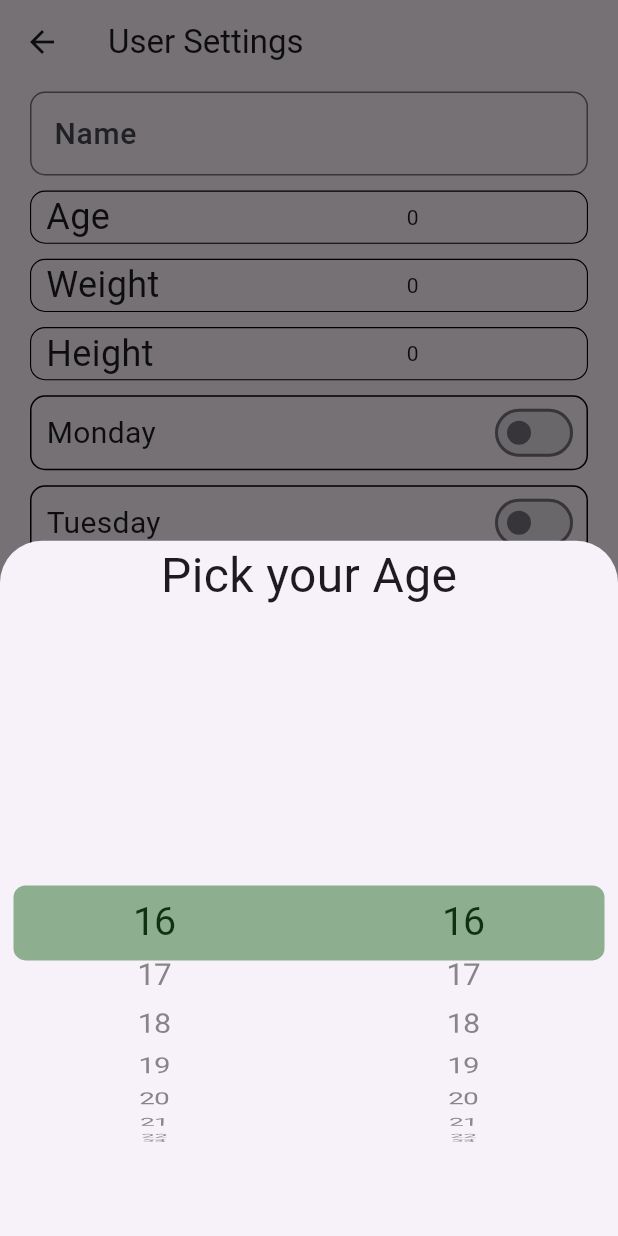
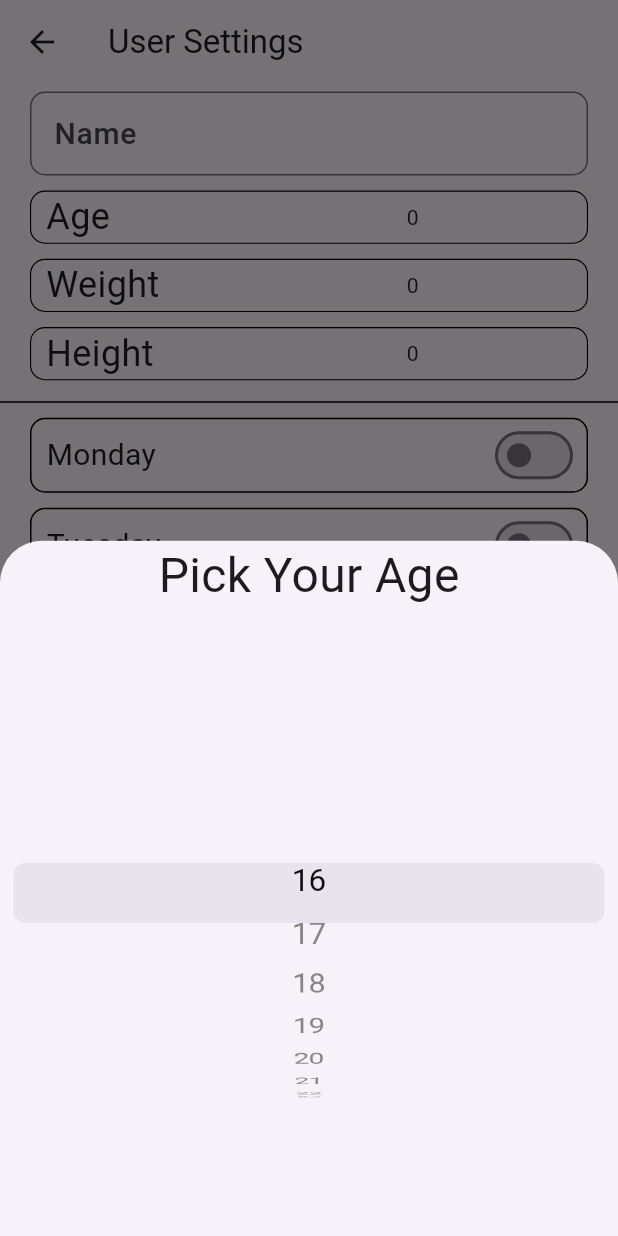
Before and after one commit to MHaroonirfan/GymPartner, a Flutter app: the FormScreen screen opened directly, after a tap on an icon or button, on a phone screen of 412 x 824 dp. Run offline on Flutter 3.47's test engine with Material 3 defaults, Android fonts, the phone set to English and light mode, and no system bars; our stand-ins replace fl_chart, sqflite; accounts and stored records are empty.

Commit message:
Update form UI and mange minor issues

```diff
--- a/lib/form_screen.dart
+++ b/lib/form_screen.dart
@@ -67,8 +67,7 @@ class _FormScreenState extends State<FormScreen> {
                 Expanded(
                     child: GestureDetector(
                         onTap: () {
-                          print("object");
-                          _showPicker();
+                          _showAgePicker();
                         },
                         child: Text(age.toString())))
               ],
@@ -94,8 +93,7 @@ class _FormScreenState extends State<FormScreen> {
                 Expanded(
                     child: GestureDetector(
                         onTap: () {
-                          print("object");
-                          _showPicker();
+                          _showWeightPicker();
                         },
                         child: Text(age.toString())))
               ],
@@ -121,8 +119,7 @@ class _FormScreenState extends State<FormScreen> {
                 Expanded(
                     child: GestureDetector(
                         onTap: () {
-                          print("object");
-                          _showPicker();
+                          _showHeightPicker();
                         },
                         child: Text(age.toString())))
               ],
@@ -131,6 +128,13 @@ class _FormScreenState extends State<FormScreen> {
                 border: Border.all(width: 0.75),
                 borderRadius: BorderRadius.circular(10)),
           )),
+      Container(
+        height: 10,
+        decoration: BoxDecoration(border: Border(bottom: BorderSide())),
+      ),
+      SizedBox(
+        height: 5,
+      ),
       Column(children: getFormDays())
     ];
   }
@@ -161,21 +165,91 @@ class _FormScreenState extends State<FormScreen> {
                     days[i],
                     style: const TextStyle(fontSize: 20),
                   )),
-                  Switch.adaptive(value: false, onChanged: (s) => {})
+                  Switch(value: false, onChanged: (s) => {})
                 ],
               ))));
     }
     return result;
   }
 
-  void _showPicker() {
+  void _showAgePicker() {
+    showModalBottomSheet(
+        context: context,
+        builder: (context) {
+          return Column(
+            children: [
+              Center(
+                child: Text(
+                  "Pick Your Age",
+                  style: TextStyle(fontSize: 32),
+                ),
+              ),
+              Expanded(
+                  child: CupertinoPicker(
+                      itemExtent: 40,
+                      onSelectedItemChanged: (index) => {},
+                      children: List<Widget>.generate(ageList.length,
+                          (index) => Text(ageList[index].toString())))),
+              SizedBox(height: 40)
+            ],
+          );
+        });
+  }
+
+  void _showWeightPicker() {
     showModalBottomSheet(
         context: context,
         builder: (context) {
           return Column(children: [
             Center(
               child: Text(
-                "Pick your Age",
+                "Pick your Weight",
+                style: TextStyle(fontSize: 32),
+              ),
+            ),
+            Expanded(
+                child: Row(children: [
+              Expanded(
+                  child: CupertinoPicker(
+                      selectionOverlay: CupertinoPickerDefaultSelectionOverlay(
+                        background: const Color.fromARGB(125, 31, 105, 32),
+                        capEndEdge: false,
+                      ),
+                      itemExtent: 40,
+                      magnification: 1.25,
+                      onSelectedItemChanged: (index) => {},
+                      children: List<Widget>.generate(ageList.length, (index) {
+                        return Center(
+                          child: Text(ageList[index].toString()),
+                        );
+                      }))),
+              Expanded(
+                  child: CupertinoPicker(
+                      selectionOverlay: CupertinoPickerDefaultSelectionOverlay(
+                        background: const Color.fromARGB(125, 31, 105, 32),
+                        capStartEdge: false,
+                      ),
+                      itemExtent: 40,
+                      magnification: 1.25,
+                      onSelectedItemChanged: (index) => {},
+                      children: List<Widget>.generate(ageList.length, (index) {
+                        return Center(
+                          child: Text(ageList[index].toString()),
+                        );
+                      })))
+            ])),
+          ]);
+        });
+  }
+
+  void _showHeightPicker() {
+    showModalBottomSheet(
+        context: context,
+        builder: (context) {
+          return Column(children: [
+            Center(
+              child: Text(
+                "Pick your Height",
                 style: TextStyle(fontSize: 32),
               ),
             ),
```
